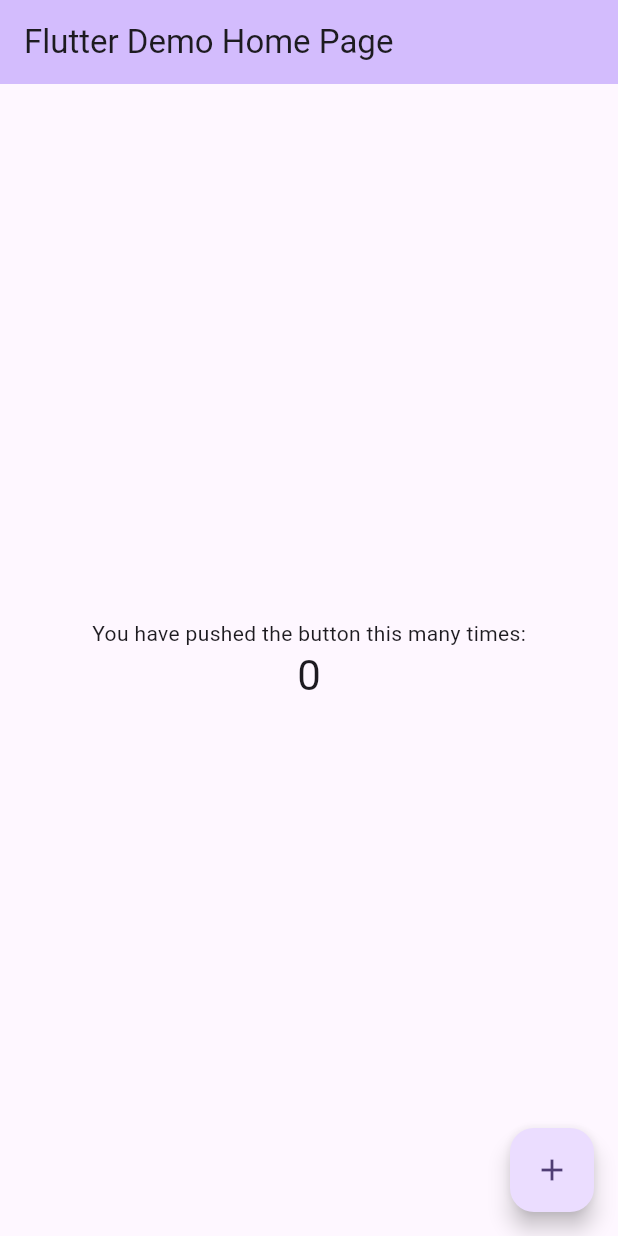
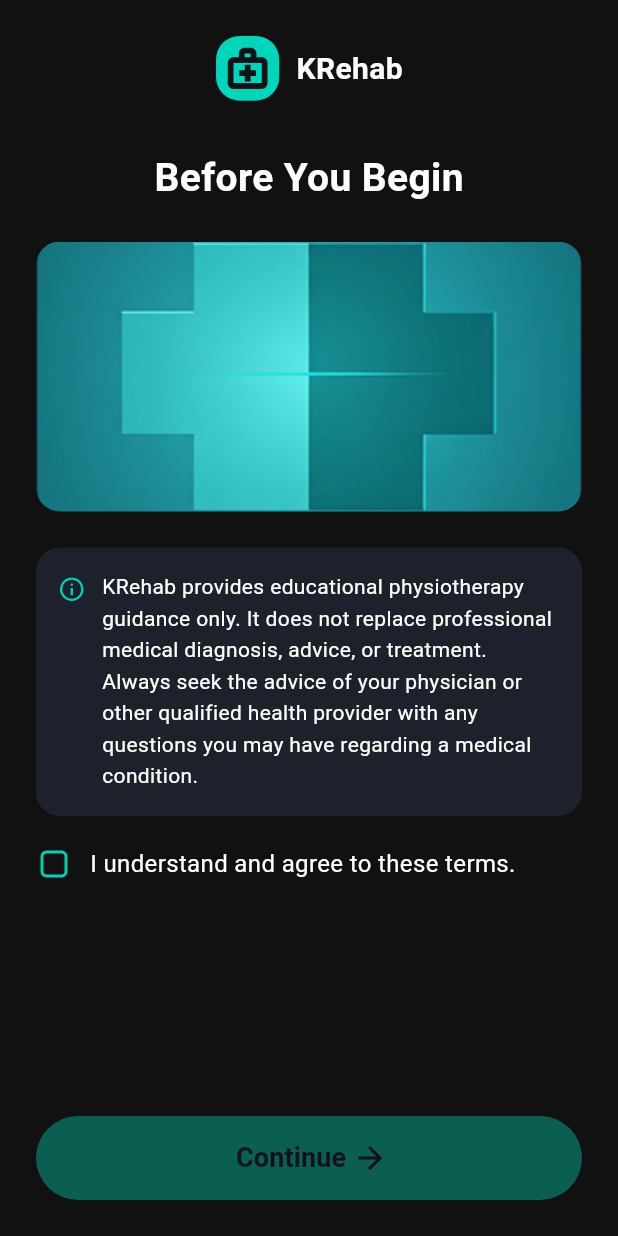
Before and after one commit to AmrelsayeD222/K_Rehab, a Flutter app: the screen it shows after launch, on a phone screen of 412 x 824 dp. Run offline on Flutter 3.47's test engine with Material 3 defaults, Android fonts, the light colour scheme and no system bars; our stand-ins replace flutter_svg.

Commit message:
implement medical disclaimer view with its associated UI components and assets

```diff
--- /dev/null
+++ b/lib/core/constants/asset_paths.dart
@@ -0,0 +1,12 @@
+abstract class AssetPaths {
+  static const String _onboarding = 'assets/onboarding';
+
+  static const String disclaimerLogo =
+      '$_onboarding/medical_disclaimer_logo.svg';
+  static const String disclaimerIcon =
+      '$_onboarding/medical_disclaimer_icon.svg';
+  static const String disclaimerImage =
+      '$_onboarding/medical_disclaimer_image.png';
+  static const String arrowIcon = '$_onboarding/arrow.svg';
+  static const String exclamationIcon = '$_onboarding/Exclamation_mark.svg';
+}
--- /dev/null
+++ b/lib/core/theme/app_colors.dart
@@ -0,0 +1,9 @@
+import 'package:flutter/material.dart';
+
+abstract class AppColors {
+  static const Color background = Color(0xFF111111);
+  static const Color primary = Color(0xFF00D2B4);
+  static const Color cardBackground = Color(0xFF1C212B);
+  static const Color textPrimary = Color(0xFFFFFFFF);
+  static const Color textDark = Color(0xFF111318);
+}
--- /dev/null
+++ b/lib/features/onboarding/presentation/views/medical_disclaimer_view.dart
@@ -0,0 +1,63 @@
+import 'package:flutter/material.dart';
+import 'package:k_rehab/core/theme/app_colors.dart';
+import 'package:k_rehab/features/onboarding/presentation/widgets/continue_button.dart';
+import 'package:k_rehab/features/onboarding/presentation/widgets/disclaimer_card.dart';
+import 'package:k_rehab/features/onboarding/presentation/widgets/disclaimer_checkbox.dart';
+import 'package:k_rehab/features/onboarding/presentation/widgets/disclaimer_image_section.dart';
+import 'package:k_rehab/features/onboarding/presentation/widgets/disclaimer_logo_header.dart';
+
+class MedicalDisclaimerView extends StatefulWidget {
+  const MedicalDisclaimerView({super.key});
+
+  @override
+  State<MedicalDisclaimerView> createState() => _MedicalDisclaimerViewState();
+}
+
+class _MedicalDisclaimerViewState extends State<MedicalDisclaimerView> {
+  bool _agreed = false;
+
+  void _onCheckboxChanged(bool? value) {
+    setState(() => _agreed = value ?? false);
+  }
+
+  void _onContinue() {
+    // TODO: navigate to the next screen
+  }
+
+  @override
+  Widget build(BuildContext context) {
+    return Scaffold(
+      backgroundColor: AppColors.background,
+      body: SafeArea(
+        child: Padding(
+          padding: const EdgeInsets.symmetric(horizontal: 24),
+          child: Column(
+            crossAxisAlignment: CrossAxisAlignment.center,
+            children: [
+              const SizedBox(height: 24),
+              const DisclaimerLogoHeader(),
+              const SizedBox(height: 32),
+              const Text(
+                'Before You Begin',
+                style: TextStyle(
+                  color: AppColors.textPrimary,
+                  fontSize: 26,
+                  fontWeight: FontWeight.bold,
+                ),
+              ),
+              const SizedBox(height: 24),
+              const DisclaimerImageSection(),
+              const SizedBox(height: 24),
+              const DisclaimerCard(),
+              const SizedBox(height: 20),
+              DisclaimerCheckbox(value: _agreed, onChanged: _onCheckboxChanged),
+              const Spacer(),
+              ContinueButton(enabled: _agreed, onPressed: _onContinue),
+              const SizedBox(height: 24),
+            ],
+          ),
+        ),
+      ),
+    );
+  }
+}
--- /dev/null
+++ b/lib/features/onboarding/presentation/widgets/continue_button.dart
@@ -0,0 +1,46 @@
+import 'package:flutter/material.dart';
+import 'package:flutter_svg/flutter_svg.dart';
+import 'package:k_rehab/core/constants/asset_paths.dart';
+import 'package:k_rehab/core/theme/app_colors.dart';
+
+class ContinueButton extends StatelessWidget {
+  const ContinueButton({
+    super.key,
+    required this.enabled,
+    required this.onPressed,
+  });
+
+  final bool enabled;
+  final VoidCallback onPressed;
+
+  @override
+  Widget build(BuildContext context) {
+    return SizedBox(
+      width: double.infinity,
+      height: 56,
+      child: ElevatedButton(
+        onPressed: enabled ? onPressed : null,
+        style: ElevatedButton.styleFrom(
+          backgroundColor: AppColors.primary,
+          disabledBackgroundColor: AppColors.primary.withValues(alpha: 0.4),
+          elevation: 0,
+        ),
+        child: Row(
+          mainAxisAlignment: MainAxisAlignment.center,
+          children: [
+            const Text(
+              'Continue',
+              style: TextStyle(
+                color: AppColors.textDark,
+                fontSize: 18,
+                fontWeight: FontWeight.bold,
+              ),
+            ),
+            const SizedBox(width: 8),
+            SvgPicture.asset(AssetPaths.arrowIcon, width: 16, height: 16),
+          ],
+        ),
+      ),
+    );
+  }
+}
--- /dev/null
+++ b/lib/features/onboarding/presentation/widgets/disclaimer_card.dart
@@ -0,0 +1,53 @@
+import 'package:flutter/material.dart';
+import 'package:flutter_svg/flutter_svg.dart';
+import 'package:k_rehab/core/constants/asset_paths.dart';
+import 'package:k_rehab/core/theme/app_colors.dart';
+
+class DisclaimerCard extends StatelessWidget {
+  const DisclaimerCard({super.key});
+
+  static const String _disclaimerText =
+      'KRehab provides educational physiotherapy guidance only. '
+      'It does not replace professional medical diagnosis, advice, or treatment. '
+      'Always seek the advice of your physician or other qualified health provider '
+      'with any questions you may have regarding a medical condition.';
+
+  @override
+  Widget build(BuildContext context) {
+    return Container(
+      padding: const EdgeInsets.all(16),
+      decoration: BoxDecoration(
+        color: AppColors.cardBackground,
+        borderRadius: BorderRadius.circular(16),
+      ),
+      child: Row(
+        crossAxisAlignment: CrossAxisAlignment.start,
+        children: [
+          Padding(
+            padding: const EdgeInsets.only(top: 4.0),
+            child: SvgPicture.asset(
+              AssetPaths.exclamationIcon,
+              width: 16,
+              height: 16,
+              colorFilter: const ColorFilter.mode(
+                AppColors.primary,
+                BlendMode.srcIn,
+              ),
+            ),
+          ),
+          const SizedBox(width: 12),
+          Expanded(
+            child: Text(
+              _disclaimerText,
+              style: const TextStyle(
+                color: AppColors.textPrimary,
+                fontSize: 14,
+                height: 1.5,
+              ),
+            ),
+          ),
+        ],
+      ),
+    );
+  }
+}
--- /dev/null
+++ b/lib/features/onboarding/presentation/widgets/disclaimer_checkbox.dart
@@ -0,0 +1,45 @@
+import 'package:flutter/material.dart';
+import 'package:k_rehab/core/theme/app_colors.dart';
+
+class DisclaimerCheckbox extends StatelessWidget {
+  const DisclaimerCheckbox({
+    super.key,
+    required this.value,
+    required this.onChanged,
+  });
+
+  final bool value;
+  final ValueChanged<bool?> onChanged;
+
+  @override
+  Widget build(BuildContext context) {
+    return Row(
+      children: [
+        SizedBox(
+          width: 24,
+          height: 24,
+          child: Checkbox(
+            value: value,
+            onChanged: onChanged,
+            activeColor: AppColors.primary,
+            checkColor: AppColors.textDark,
+            side: const BorderSide(color: AppColors.primary, width: 2),
+            shape: RoundedRectangleBorder(
+              borderRadius: BorderRadius.circular(4),
+            ),
+          ),
+        ),
+        const SizedBox(width: 12),
+        const Expanded(
+          child: Text(
+            'I understand and agree to these terms.',
+            style: TextStyle(
+              color: AppColors.textPrimary,
+              fontSize: 16,
+            ),
+          ),
+        ),
+      ],
+    );
+  }
+}
--- /dev/null
+++ b/lib/features/onboarding/presentation/widgets/disclaimer_image_section.dart
@@ -0,0 +1,19 @@
+import 'package:flutter/material.dart';
+import 'package:k_rehab/core/constants/asset_paths.dart';
+
+class DisclaimerImageSection extends StatelessWidget {
+  const DisclaimerImageSection({super.key});
+
+  @override
+  Widget build(BuildContext context) {
+    return ClipRRect(
+      borderRadius: BorderRadius.circular(16),
+      child: Image.asset(
+        AssetPaths.disclaimerImage,
+        width: double.infinity,
+        height: 180,
+        fit: BoxFit.cover,
+      ),
+    );
+  }
+}
--- /dev/null
+++ b/lib/features/onboarding/presentation/widgets/disclaimer_logo_header.dart
@@ -0,0 +1,27 @@
+import 'package:flutter/material.dart';
+import 'package:flutter_svg/flutter_svg.dart';
+import 'package:k_rehab/core/constants/asset_paths.dart';
+import 'package:k_rehab/core/theme/app_colors.dart';
+
+class DisclaimerLogoHeader extends StatelessWidget {
+  const DisclaimerLogoHeader({super.key});
+
+  @override
+  Widget build(BuildContext context) {
+    return Row(
+      mainAxisAlignment: MainAxisAlignment.center,
+      children: [
+        SvgPicture.asset(AssetPaths.disclaimerLogo, width: 44, height: 44),
+        const SizedBox(width: 10),
+        const Text(
+          'KRehab',
+          style: TextStyle(
+            color: AppColors.textPrimary,
+            fontSize: 20,
+            fontWeight: FontWeight.bold,
+          ),
+        ),
+      ],
+    );
+  }
+}
--- a/lib/main.dart
+++ b/lib/main.dart
@@ -1,4 +1,5 @@
 import 'package:flutter/material.dart';
+import 'package:k_rehab/features/onboarding/presentation/views/medical_disclaimer_view.dart';
 
 void main() {
   runApp(const MyApp());
@@ -7,116 +8,12 @@ void main() {
 class MyApp extends StatelessWidget {
   const MyApp({super.key});
 
-  // This widget is the root of your application.
   @override
   Widget build(BuildContext context) {
-    return MaterialApp(
-      title: 'Flutter Demo',
-      theme: ThemeData(
-        // This is the theme of your application.
-        //
-        // TRY THIS: Try running your application with "flutter run". You'll see
-        // the application has a purple toolbar. Then, without quitting the app,
-        // try changing the seedColor in the colorScheme below to Colors.green
-        // and then invoke "hot reload" (save your changes or press the "hot
-        // reload" button in a Flutter-supported IDE, or press "r" if you used
-        // the command line to start the app).
-        //
-        // Notice that the counter didn't reset back to zero; the application
-        // state is not lost during the reload. To reset the state, use hot
-        // restart instead.
-        //
-        // This works for code too, not just values: Most code changes can be
-        // tested with just a hot reload.
-        colorScheme: .fromSeed(seedColor: Colors.deepPurple),
-      ),
-      home: const MyHomePage(title: 'Flutter Demo Home Page'),
+    return const MaterialApp(
+      title: 'KRehab',
+      debugShowCheckedModeBanner: false,
+      home: MedicalDisclaimerView(),
     );
   }
 }
-
-class MyHomePage extends StatefulWidget {
-  const MyHomePage({super.key, required this.title});
-
-  // This widget is the home page of your application. It is stateful, meaning
-  // that it has a State object (defined below) that contains fields that affect
-  // how it looks.
-
-  // This class is the configuration for the state. It holds the values (in this
-  // case the title) provided by the parent (in this case the App widget) and
-  // used by the build method of the State. Fields in a Widget subclass are
-  // always marked "final".
-
-  final String title;
-
-  @override
-  State<MyHomePage> createState() => _MyHomePageState();
-}
-
-class _MyHomePageState extends State<MyHomePage> {
-  int _counter = 0;
-
-  void _incrementCounter() {
-    setState(() {
-      // This call to setState tells the Flutter framework that something has
-      // changed in this State, which causes it to rerun the build method below
-      // so that the display can reflect the updated values. If we changed
-      // _counter without calling setState(), then the build method would not be
-      // called again, and so nothing would appear to happen.
-      _counter++;
-    });
-  }
-
-  @override
-  Widget build(BuildContext context) {
-    // This method is rerun every time setState is called, for instance as done
-    // by the _incrementCounter method above.
-    //
-    // The Flutter framework has been optimized to make rerunning build methods
-    // fast, so that you can just rebuild anything that needs updating rather
-    // than having to individually change instances of widgets.
-    return Scaffold(
-      appBar: AppBar(
-        // TRY THIS: Try changing the color here to a specific color (to
-        // Colors.amber, perhaps?) and trigger a hot reload to see the AppBar
-        // change color while the other colors stay the same.
-        backgroundColor: Theme.of(context).colorScheme.inversePrimary,
-        // Here we take the value from the MyHomePage object that was created by
-        // the App.build method, and use it to set our appbar title.
-        title: Text(widget.title),
-      ),
-      body: Center(
-        // Center is a layout widget. It takes a single child and positions it
-        // in the middle of the parent.
-        child: Column(
-          // Column is also a layout widget. It takes a list of children and
-          // arranges them vertically. By default, it sizes itself to fit its
-          // children horizontally, and tries to be as tall as its parent.
-          //
-          // Column has various properties to control how it sizes itself and
-          // how it positions its children. Here we use mainAxisAlignment to
-          // center the children vertically; the main axis here is the vertical
-          // axis because Columns are vertical (the cross axis would be
-          // horizontal).
-          //
-          // TRY THIS: Invoke "debug painting" (choose the "Toggle Debug Paint"
-          // action in the IDE, or press "p" in the console), to see the
-          // wireframe for each widget.
-          mainAxisAlignment: .center,
-          children: [
-            const Text('You have pushed the button this many times:'),
-            Text(
-              '$_counter',
-              style: Theme.of(context).textTheme.headlineMedium,
-            ),
-          ],
-        ),
-      ),
-      floatingActionButton: FloatingActionButton(
-        onPressed: _incrementCounter,
-        tooltip: 'Increment',
-        child: const Icon(Icons.add),
-      ),
-    );
-  }
-}
```
Also changed, not shown: pubspec.yaml (+4 -57 lines), assets/onboarding/Exclamation_mark.svg (added), assets/onboarding/arrow.svg (added), assets/onboarding/medical_disclaimer_icon.svg (added), assets/onboarding/medical_disclaimer_image.png (added), assets/onboarding/medical_disclaimer_logo.svg (added), pubspec.lock.
